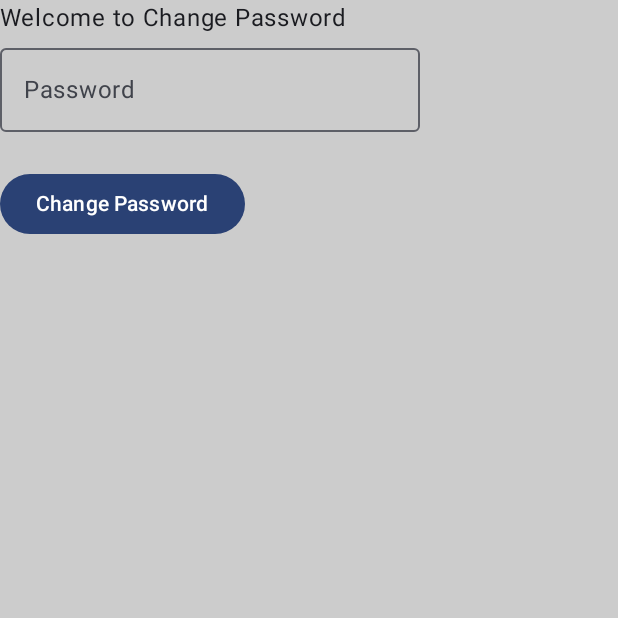
After one commit to MaryamJamil02/IN5600-Project---InsurRide, an Android app built with Jetpack Compose: the ChangePasswordScreen screen opened through its navigation route, on a phone screen of 412 x 824 dp, the top half of it. The commit adds this screen. Run offline under Robolectric (Android 15) with nearby library versions, the phone set to English and light mode, and no system bars; network calls fail.

Commit message:
Password modification successful both in server and locally

```diff
--- a/app/src/main/java/com/example/in5600_project/MainActivity.kt
+++ b/app/src/main/java/com/example/in5600_project/MainActivity.kt
@@ -6,7 +6,7 @@ import androidx.activity.compose.setContent
 import androidx.activity.enableEdgeToEdge
 import androidx.compose.material3.Surface
 import androidx.compose.ui.Modifier
-import com.example.in5600_project.navigation.MultipleScreenNavigator
+import com.example.in5600_project.navigation.*
 import com.example.in5600_project.presentation.ui.theme.IN5600ProjectTheme
 
 class MainActivity : ComponentActivity() {
--- a/app/src/main/java/com/example/in5600_project/navigation/ScreenNavigation.kt
+++ b/app/src/main/java/com/example/in5600_project/navigation/ScreenNavigation.kt
@@ -10,6 +10,7 @@ import androidx.navigation.compose.rememberNavController
 import com.example.in5600_project.presentation.ui.screens.ClaimsHomeScreen
 import com.example.in5600_project.presentation.ui.screens.LoginScreen
 import com.example.in5600_project.presentation.ui.screens.MyProfileScreen
+import com.example.in5600_project.presentation.ui.screens.ChangePasswordScreen
 import androidx.compose.material3.Icon
 import androidx.compose.material3.Text
 import androidx.compose.material3.NavigationBar
@@ -29,8 +30,8 @@ fun MultipleScreenNavigator(modifier: Modifier, packageManager: PackageManager)
     // Create one instance of the ViewModel at this higher level
     val myProfileViewModel: MyProfileViewModel = viewModel()
 
-    NavHost(navController = navController, startDestination = "login") {
-        composable("login") {
+    NavHost(navController = navController, startDestination = "loginScreen") {
+        composable("loginScreen") {
             LoginScreen(
                 modifier = modifier,
                 navController = navController,
@@ -45,8 +46,16 @@ fun MultipleScreenNavigator(modifier: Modifier, packageManager: PackageManager)
                 //myProfileViewModel = myProfileViewModel
             )
         }
-        composable("myProfile") {
+        composable("myProfileScreen") {
             MyProfileScreen(
+                modifier = modifier,
+                navController = navController,
+                viewModel = myProfileViewModel
+            )
+        }
+
+        composable("changePasswordScreen"){
+            ChangePasswordScreen(
                 modifier = modifier,
                 navController = navController,
                 viewModel = myProfileViewModel
@@ -55,10 +64,8 @@ fun MultipleScreenNavigator(modifier: Modifier, packageManager: PackageManager)
     }
 }
 
-
-
 @Composable
-fun BottomBar(navController: NavController) {
+fun AppBottomBar(navController: NavController) {
     NavigationBar {
         NavigationBarItem(
             icon = { Icon(Icons.Default.Home, contentDescription = "Home") },
@@ -70,7 +77,7 @@ fun BottomBar(navController: NavController) {
             icon = { Icon(Icons.Default.Person, contentDescription = "My Profile") },
             label = { Text("My Profile") },
             selected = false,
-            onClick = { navController.navigate("myProfile") }
+            onClick = { navController.navigate("myProfileScreen") }
         )
     }
 }
--- /dev/null
+++ b/app/src/main/java/com/example/in5600_project/presentation/ui/components/ChangePasswordButton.kt
@@ -0,0 +1,48 @@
+package com.example.in5600_project.presentation.ui.components
+
+import android.widget.Toast
+import androidx.compose.material3.Button
+import androidx.compose.material3.Text
+import androidx.compose.runtime.Composable
+import androidx.compose.runtime.rememberCoroutineScope
+import androidx.compose.ui.platform.LocalContext
+import com.example.in5600_project.data.datastore.UserManager
+import com.example.in5600_project.data.network.methodPostChangePasswd
+import com.example.in5600_project.utils.hashPassword
+import kotlinx.coroutines.launch
+
+
+@Composable
+fun ChangePasswordButton(email: String, clearPassword: String) {
+
+    val context = LocalContext.current
+    val userManager = UserManager(context)
+    val coroutineScope = rememberCoroutineScope()
+
+    Button(onClick = {
+
+        // Hash the password before sending it to the server
+        val hashedPassword: String = hashPassword(clearPassword)
+
+        println("Hashed Password: $hashedPassword")
+
+
+        coroutineScope.launch {
+
+            // Send the password change request to the server
+            val response = methodPostChangePasswd(context, email, clearPassword, hashedPassword)
+
+            if (response == "OK") {
+                // Change the user's password in DataStore
+                userManager.changeUserPassword(email, hashedPassword)
+                Toast.makeText(context, "Password changed successfully", Toast.LENGTH_SHORT).show()
+            } else {
+                Toast.makeText(context, "Password change failed", Toast.LENGTH_SHORT).show()
+            }
+
+
+        }
+    }) {
+        Text("Change Password")
+    }
+}
--- /dev/null
+++ b/app/src/main/java/com/example/in5600_project/presentation/ui/screens/ChangePasswordScreen.kt
@@ -0,0 +1,54 @@
+package com.example.in5600_project.presentation.ui.screens
+
+import androidx.compose.foundation.background
+import androidx.compose.foundation.layout.Column
+import androidx.compose.foundation.layout.fillMaxSize
+import androidx.compose.material3.OutlinedTextField
+import androidx.compose.material3.Text
+import androidx.compose.runtime.Composable
+import androidx.compose.runtime.collectAsState
+import androidx.compose.runtime.getValue
+import androidx.compose.ui.Modifier
+import androidx.compose.ui.graphics.Color
+import androidx.compose.ui.text.input.PasswordVisualTransformation
+import androidx.navigation.NavController
+import com.example.in5600_project.presentation.ui.components.ChangePasswordButton
+import com.example.in5600_project.presentation.viewmodel.ChangePasswordScreenViewModel
+import com.example.in5600_project.presentation.viewmodel.MyProfileViewModel
+import androidx.lifecycle.viewmodel.compose.*
+
+
+@Composable
+fun ChangePasswordScreen(
+    modifier: Modifier,
+    viewModel: MyProfileViewModel,
+    navController: NavController
+) {
+
+    val changePasswordScreenViewModel: ChangePasswordScreenViewModel = viewModel()
+    val mail by viewModel.currentemail.collectAsState()
+    val newPassword by changePasswordScreenViewModel.newPassword.collectAsState()
+
+    Column(
+        modifier = modifier
+            .background(Color.LightGray)
+            .fillMaxSize()
+    )
+    {
+        Text("Welcome to Change Password")
+
+        // Create new password
+        OutlinedTextField(
+            value = newPassword,
+            onValueChange = { changePasswordScreenViewModel.onNewPasswordChanged(it) },
+            label = { Text("Password") },
+            visualTransformation = PasswordVisualTransformation()
+        )
+
+        Text(newPassword)
+
+        ChangePasswordButton(mail, newPassword)
+    }
+
+
+}
--- a/app/src/main/java/com/example/in5600_project/presentation/ui/screens/ClaimsHomeScreen.kt
+++ b/app/src/main/java/com/example/in5600_project/presentation/ui/screens/ClaimsHomeScreen.kt
@@ -8,14 +8,14 @@ import androidx.compose.material3.Text
 import androidx.compose.runtime.Composable
 import androidx.compose.ui.Modifier
 import androidx.navigation.NavController
-import com.example.in5600_project.navigation.BottomBar
+import com.example.in5600_project.navigation.*
 import androidx.compose.foundation.pager.*
 import androidx.compose.foundation.layout.fillMaxSize
 
 @Composable
 fun ClaimsHomeScreen(modifier: Modifier = Modifier, navController: NavController) {
     Scaffold(
-        bottomBar = { BottomBar(navController) }
+        bottomBar = { AppBottomBar(navController) }
     ) { innerPadding ->
         // Home screen content goes here
         Box(modifier = modifier.padding(innerPadding)) {
--- /dev/null
+++ b/app/src/main/java/com/example/in5600_project/presentation/viewmodel/ChangePasswordScreenViewModel.kt
@@ -0,0 +1,17 @@
+package com.example.in5600_project.presentation.viewmodel
+
+import androidx.lifecycle.ViewModel
+import kotlinx.coroutines.flow.MutableStateFlow
+import kotlinx.coroutines.flow.asStateFlow
+
+
+class ChangePasswordScreenViewModel : ViewModel() {
+
+    // New password state for input field
+    private val _newPassword = MutableStateFlow("")
+    val newPassword = _newPassword.asStateFlow()
+
+    fun onNewPasswordChanged(newPassword: String) {
+        _newPassword.value = newPassword
+    }
+}
--- a/app/src/main/java/com/example/in5600_project/presentation/viewmodel/LoginViewModel.kt
+++ b/app/src/main/java/com/example/in5600_project/presentation/viewmodel/LoginViewModel.kt
@@ -6,6 +6,7 @@ import kotlinx.coroutines.flow.asStateFlow
 
 class LoginViewModel : ViewModel() {
 
+    // Email and password state for input fields
     private val _email = MutableStateFlow("")
     val email = _email.asStateFlow()
 
```
Also changed, not shown: app/src/main/java/com/example/in5600_project/data/datastore/UserManager.kt (+7 -0 lines), app/src/main/java/com/example/in5600_project/data/network/ChangePasswordRequest.kt (added, +34 -0 lines), app/src/main/java/com/example/in5600_project/presentation/ui/components/ChangePasswordDialog.kt (deleted, +0 -46 lines), app/src/main/java/com/example/in5600_project/presentation/ui/screens/LoginScreen.kt (+0 -21 lines), app/src/main/java/com/example/in5600_project/presentation/ui/screens/MyProfileScreen.kt (+18 -5 lines).
